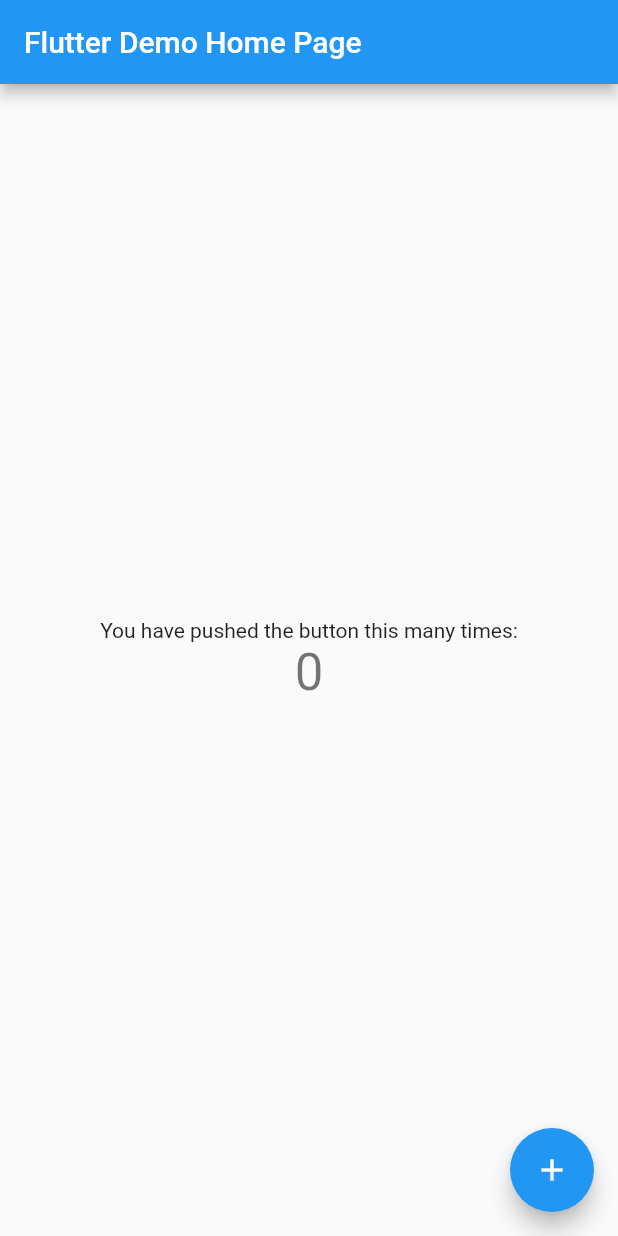
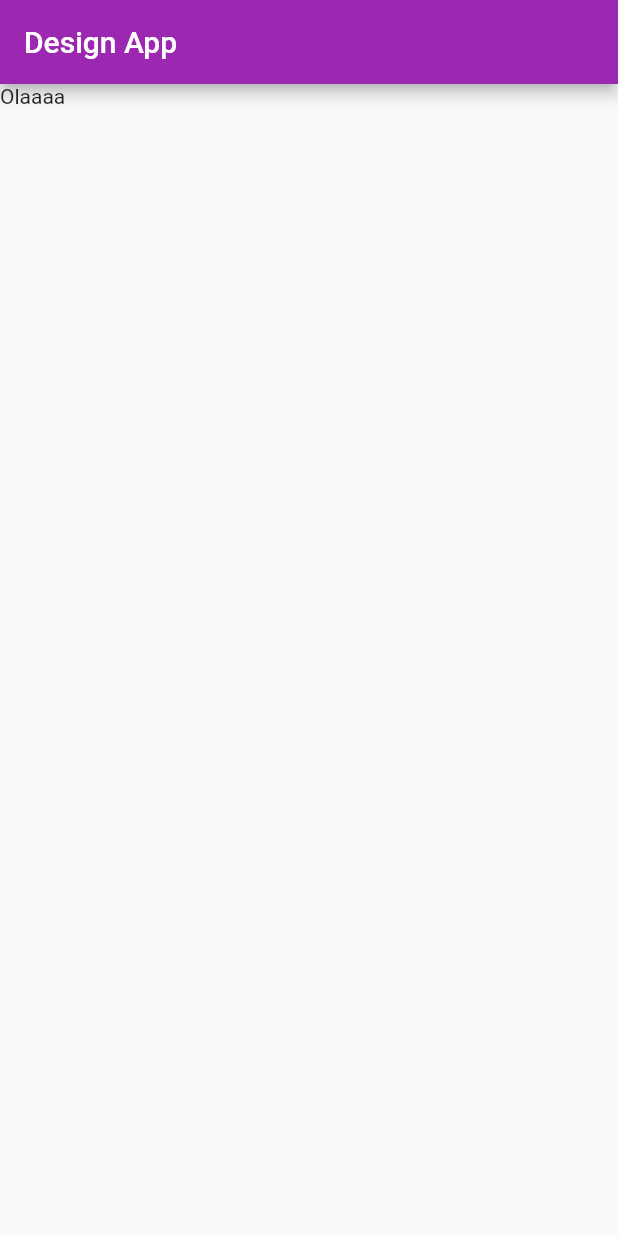
Before and after one commit to vinnAnony/design-app, a Flutter app: the screen it shows after launch, on a phone screen of 412 x 824 dp. Run offline on Flutter 3.47's test engine with Material 2 defaults, Android fonts, the phone set to English and light mode, and no system bars.

Commit message:
basic home

```diff
--- a/lib/main.dart
+++ b/lib/main.dart
@@ -1,117 +1,22 @@
 import 'package:flutter/material.dart';
 
 void main() {
-  runApp(MyApp());
+  runApp(MaterialApp(
+    home: HomePage(),
+    theme: ThemeData(primarySwatch: Colors.purple),
+  ));
 }
 
-class MyApp extends StatelessWidget {
-  // This widget is the root of your application.
+class HomePage extends StatelessWidget {
   @override
   Widget build(BuildContext context) {
-    return MaterialApp(
-      title: 'Flutter Demo',
-      theme: ThemeData(
-        // This is the theme of your application.
-        //
-        // Try running your application with "flutter run". You'll see the
-        // application has a blue toolbar. Then, without quitting the app, try
-        // changing the primarySwatch below to Colors.green and then invoke
-        // "hot reload" (press "r" in the console where you ran "flutter run",
-        // or simply save your changes to "hot reload" in a Flutter IDE).
-        // Notice that the counter didn't reset back to zero; the application
-        // is not restarted.
-        primarySwatch: Colors.blue,
-        // This makes the visual density adapt to the platform that you run
-        // the app on. For desktop platforms, the controls will be smaller and
-        // closer together (more dense) than on mobile platforms.
-        visualDensity: VisualDensity.adaptivePlatformDensity,
+    return Scaffold(
+      appBar: AppBar(
+        title: Text("Design App"),
       ),
-      home: MyHomePage(title: 'Flutter Demo Home Page'),
+      body: Container(
+        child: Text("Olaaaa"),
+      ),
     );
   }
 }
-
-class MyHomePage extends StatefulWidget {
-  MyHomePage({Key key, this.title}) : super(key: key);
-
-  // This widget is the home page of your application. It is stateful, meaning
-  // that it has a State object (defined below) that contains fields that affect
-  // how it looks.
-
-  // This class is the configuration for the state. It holds the values (in this
-  // case the title) provided by the parent (in this case the App widget) and
-  // used by the build method of the State. Fields in a Widget subclass are
-  // always marked "final".
-
-  final String title;
-
-  @override
-  _MyHomePageState createState() => _MyHomePageState();
-}
-
-class _MyHomePageState extends State<MyHomePage> {
-  int _counter = 0;
-
-  void _incrementCounter() {
-    setState(() {
-      // This call to setState tells the Flutter framework that something has
-      // changed in this State, which causes it to rerun the build method below
-      // so that the display can reflect the updated values. If we changed
-      // _counter without calling setState(), then the build method would not be
-      // called again, and so nothing would appear to happen.
-      _counter++;
-    });
-  }
-
-  @override
-  Widget build(BuildContext context) {
-    // This method is rerun every time setState is called, for instance as done
-    // by the _incrementCounter method above.
-    //
-    // The Flutter framework has been optimized to make rerunning build methods
-    // fast, so that you can just rebuild anything that needs updating rather
-    // than having to individually change instances of widgets.
-    return Scaffold(
-      appBar: AppBar(
-        // Here we take the value from the MyHomePage object that was created by
-        // the App.build method, and use it to set our appbar title.
-        title: Text(widget.title),
-      ),
-      body: Center(
-        // Center is a layout widget. It takes a single child and positions it
-        // in the middle of the parent.
-        child: Column(
-          // Column is also a layout widget. It takes a list of children and
-          // arranges them vertically. By default, it sizes itself to fit its
-          // children horizontally, and tries to be as tall as its parent.
-          //
-          // Invoke "debug painting" (press "p" in the console, choose the
-          // "Toggle Debug Paint" action from the Flutter Inspector in Android
-          // Studio, or the "Toggle Debug Paint" command in Visual Studio Code)
-          // to see the wireframe for each widget.
-          //
-          // Column has various properties to control how it sizes itself and
-          // how it positions its children. Here we use mainAxisAlignment to
-          // center the children vertically; the main axis here is the vertical
-          // axis because Columns are vertical (the cross axis would be
-          // horizontal).
-          mainAxisAlignment: MainAxisAlignment.center,
-          children: <Widget>[
-            Text(
-              'You have pushed the button this many times:',
-            ),
-            Text(
-              '$_counter',
-              style: Theme.of(context).textTheme.headline4,
-            ),
-          ],
-        ),
-      ),
-      floatingActionButton: FloatingActionButton(
-        onPressed: _incrementCounter,
-        tooltip: 'Increment',
-        child: Icon(Icons.add),
-      ), // This trailing comma makes auto-formatting nicer for build methods.
-    );
-  }
-}
```
Also changed, not shown: 1 other file.
